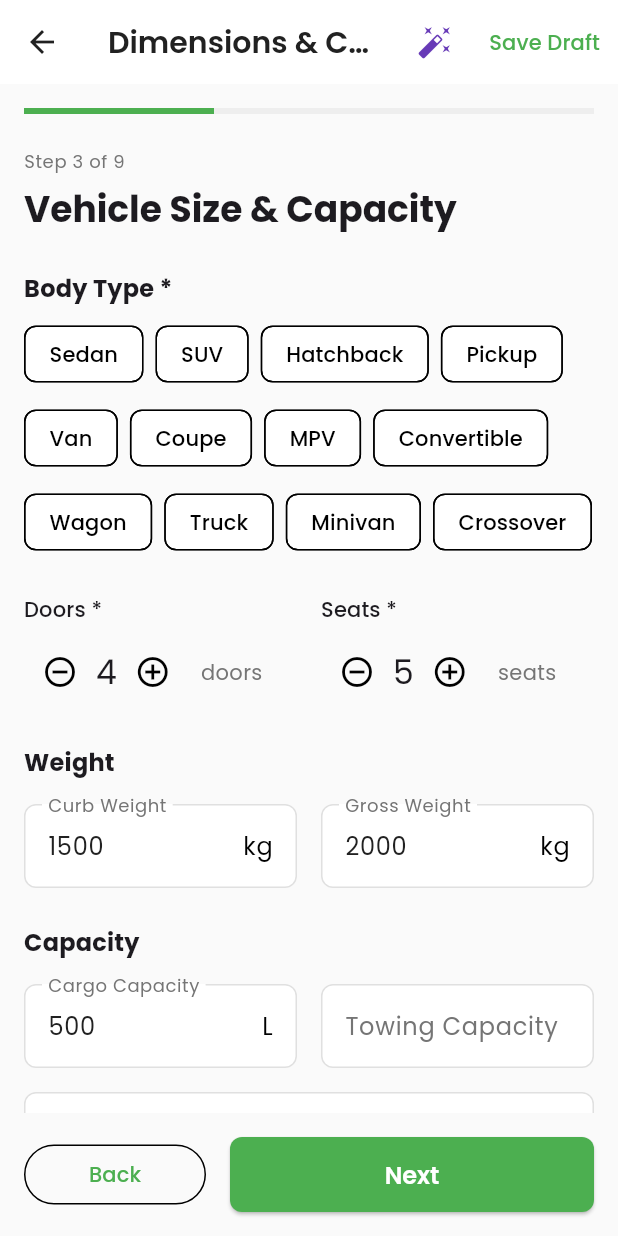
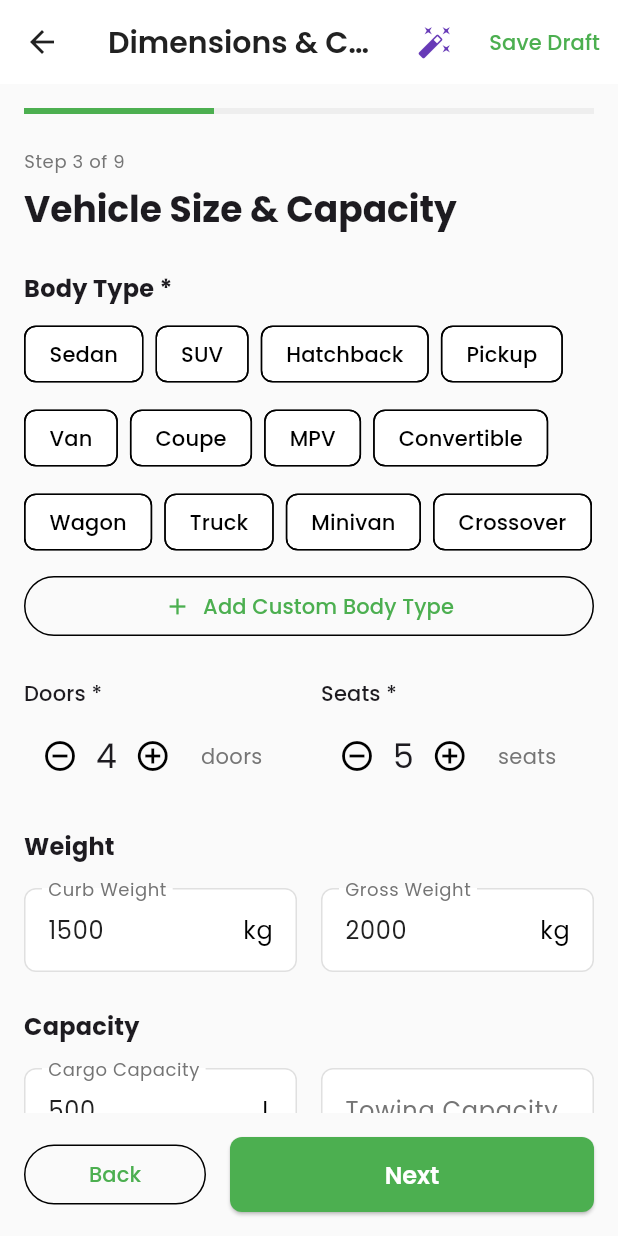
Before and after one commit to aimsahorizon/autobid-flutter, a Flutter app: the CreateListingStep3Dimensions screen opened by its route, on a phone screen of 412 x 824 dp. Run offline on Flutter 3.47's test engine with Material 3 defaults, Android fonts, the phone set to English and light mode, and no system bars; our stand-ins replace cached_network_image, flutter_riverpod, freezed_annotation, go_router, google_fonts, image_picker and 1 more; generated files the repository leaves out were written again; network calls fail.

Commit message:
feat: add custom body type support to step 3

```diff
--- a/lib/presentation/screens/listings/create/create_listing_step3_dimensions.dart
+++ b/lib/presentation/screens/listings/create/create_listing_step3_dimensions.dart
@@ -31,6 +31,53 @@ class _CreateListingStep3DimensionsState
 
   void _autofillForm() {
     Step3AutofillHelper.autofill(context);
+  }
+
+  void _showAddCustomBodyTypeDialog() {
+    final controller = TextEditingController();
+    showDialog(
+      context: context,
+      builder: (context) => AlertDialog(
+        title: const Text('Add Custom Body Type'),
+        content: Column(
+          mainAxisSize: MainAxisSize.min,
+          children: [
+            const Text('Enter a custom body type not in the standard list.'),
+            const SizedBox(height: 16),
+            TextField(
+              controller: controller,
+              autofocus: true,
+              textCapitalization: TextCapitalization.words,
+              decoration: const InputDecoration(
+                labelText: 'Body Type',
+                hintText: 'e.g., Roadster, Limousine',
+                border: OutlineInputBorder(),
+              ),
+              maxLength: 30,
+            ),
+          ],
+        ),
+        actions: [
+          TextButton(
+            onPressed: () => Navigator.of(context).pop(),
+            child: const Text('Cancel'),
+          ),
+          ElevatedButton(
+            onPressed: () {
+              final type = controller.text.trim();
+              if (type.isNotEmpty) {
+                context.read<ListingProvider>().addCustomBodyType(type);
+                Navigator.of(context).pop();
+                ScaffoldMessenger.of(context).showSnackBar(
+                  SnackBar(content: Text('Added custom body type: $type')),
+                );
+              }
+            },
+            child: const Text('Add'),
+          ),
+        ],
+      ),
+    );
   }
 
   @override
@@ -94,7 +141,8 @@ class _CreateListingStep3DimensionsState
             Wrap(
               spacing: 8,
               runSpacing: 8,
-              children: BodyType.values.map((type) {
+              children: [
+                ...BodyType.values.map((type) {
                   final isSelected = provider.bodyType == type;
                   return ChoiceChip(
                     label: Text(type.displayName),
@@ -103,7 +151,28 @@ class _CreateListingStep3DimensionsState
                       if (selected) provider.setBodyType(type);
                     },
                   );
-              }).toList(),
+                }),
+                ...provider.customBodyTypes.map((type) {
+                  return Chip(
+                    label: Text(type),
+                    deleteIcon: const Icon(Icons.close, size: 16),
+                    onDeleted: () {
+                      setState(() {
+                        provider.customBodyTypes.remove(type);
+                      });
+                    },
+                  );
+                }),
+              ],
+            ),
+            const SizedBox(height: 8),
+            OutlinedButton.icon(
+              onPressed: _showAddCustomBodyTypeDialog,
+              icon: const Icon(Icons.add, size: 18),
+              label: const Text('Add Custom Body Type'),
+              style: OutlinedButton.styleFrom(
+                padding: const EdgeInsets.symmetric(vertical: 10),
+              ),
             ),
             const SizedBox(height: 24),
 
```
Lines whose indentation alone changed are shown as unchanged.
